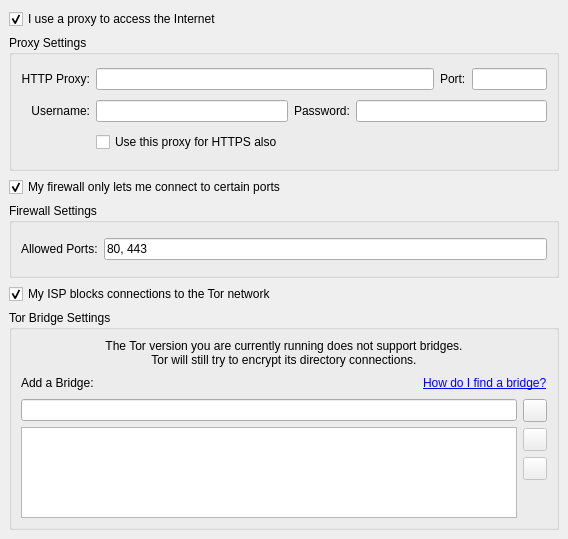
This is src/vidalia/config/networkpage.ui in a-ilin/vidalia as Qt 5 draws it before an edit. The edited form follows.
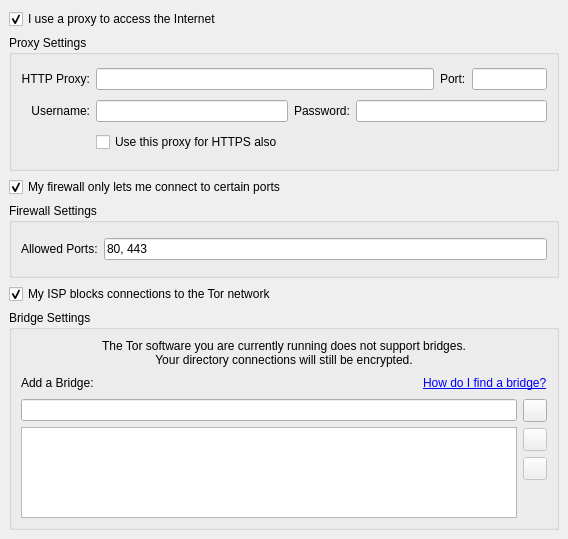
This is the edited form. Icons and pictures are not drawn.

Commit message:
r422@thebe:  edmanm | 2008-06-01 20:58:09 -0400  Initial trademark compliance fixes: change some instances of "Tor" to "the Tor  software" and remove most of the others.
svn:r2642

Patch:
```diff
--- a/src/vidalia/config/networkpage.ui
+++ b/src/vidalia/config/networkpage.ui
@@ -259,7 +259,7 @@
       </size>
      </property>
      <property name="title" >
-      <string>Tor Bridge Settings</string>
+      <string>Bridge Settings</string>
      </property>
      <layout class="QVBoxLayout" >
       <property name="margin" >
@@ -271,7 +271,7 @@
       <item>
        <widget class="QLabel" name="lblNoBridgeSupport" >
         <property name="text" >
-         <string>The Tor version you are currently running does not support bridges. &lt;br>Tor will still try to encrypt its directory connections.</string>
+         <string>The Tor software you are currently running does not support bridges. &lt;br>Your directory connections will still be encrypted.</string>
         </property>
         <property name="alignment" >
          <set>Qt::AlignCenter</set>
```
Left out of the diff: 6 changed lines with no effect on the pictures. The commit also changes 4 other files.
